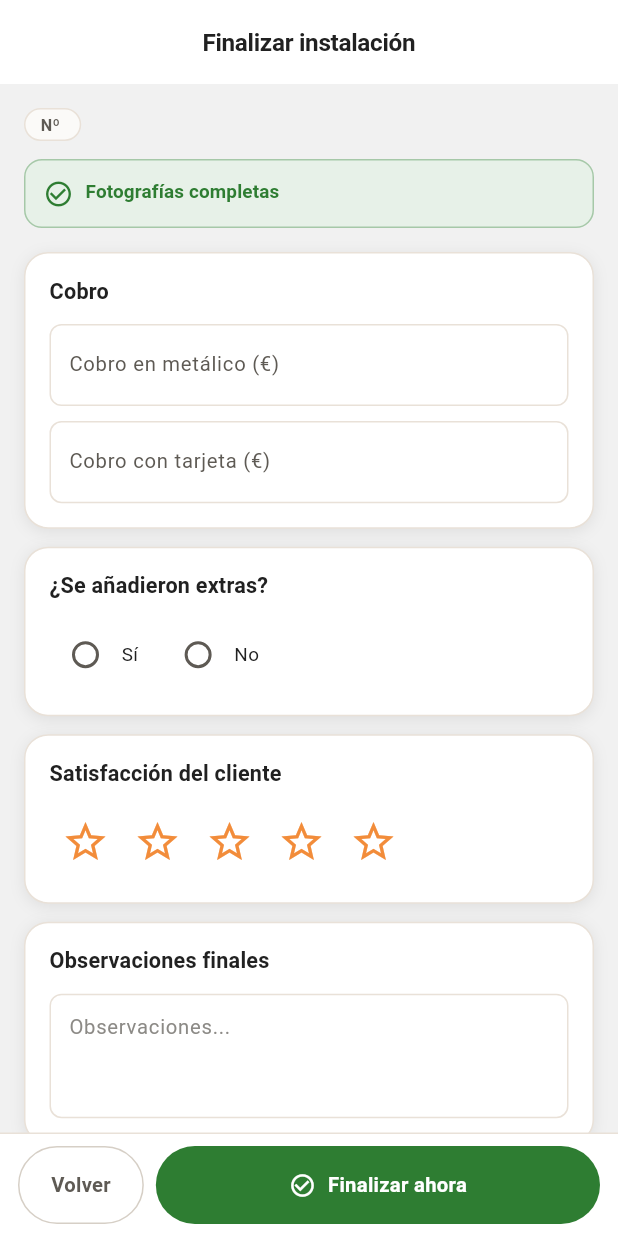
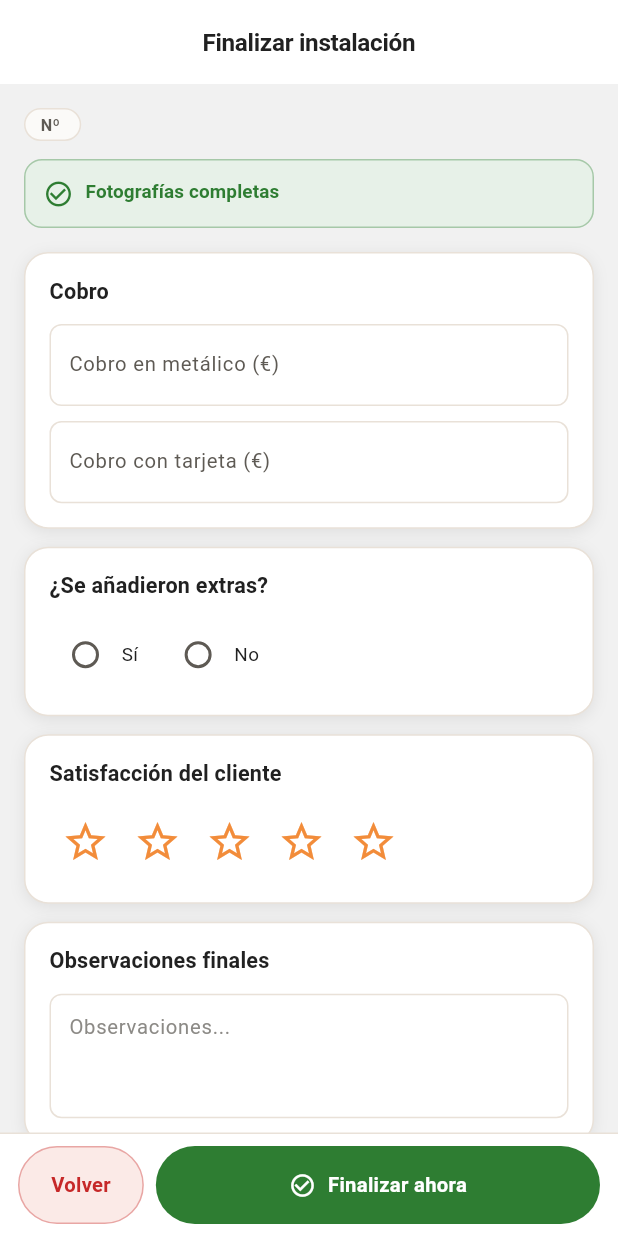
Before and after one commit to Alexrm05/Climamania, a Flutter app: the FinalizarScreen screen opened by its route, on a phone screen of 412 x 824 dp. Run offline on Flutter 3.47's test engine with Material 3 defaults, Android fonts, the phone set to English and light mode, and no system bars; our stand-ins replace dio, flutter_image_compress, geolocator, go_router, image_picker, shared_preferences and 3 more; accounts and stored records are empty; network calls fail; project files that could hold a hidden picture were left out.

Commit message:
Correcciones UI: dirección/teléfono, botón atrás, colores de botón, limpiar formulario
- Detalle de pedido: dirección y teléfono en dos líneas separadas, y limpieza
  del teléfono que el backend pegaba al final de la dirección
  ("...BarcelonaTel. 622025625").
- Shell: las 5 pestañas principales (Calendario, Adicionales, Inicio,
  Valoraciones, Web) muestran siempre el menú, sin flecha de "volver".
- Sistema de color de botones por semántica, centralizado en AppDecorations
  (greenButton / redButton / orangeButtonStyle):
  · Verde = confirmar/guardar/finalizar/aceptar/enviar/aplicar/realizar.
  · Rojo (tinte, estética de la tarjeta de Incidencias) = cancelar/volver/cerrar
    y acciones destructivas (Cancelar presupuesto). En diálogos de borrado se
    deja "Cancelar" neutro (significa "no borrar") junto al "Eliminar" rojo.
  · Naranja = buscar / cargar datos del pedido.
- Adicionales: nuevo botón "Limpiar formulario" (vacía datos del cliente,
  líneas y firma) con diálogo de confirmación.

Co-Authored-By: Claude Opus 4.8 (1M context) <noreply@anthropic.com>

```diff
--- a/ClimamaniaAppFlutter/lib/features/calendar/calendar_screen.dart
+++ b/ClimamaniaAppFlutter/lib/features/calendar/calendar_screen.dart
@@ -6,6 +6,7 @@ import '../../data/models/evento.dart';
 import '../../data/repositories/home_repository.dart';
 import '../../services/session_service.dart';
 import '../../theme/app_colors.dart';
+import '../../theme/app_decorations.dart';
 import '../../theme/app_radius.dart';
 import '../../theme/app_spacing.dart';
 import '../shell/refresh_signal.dart';
@@ -355,6 +356,7 @@ class _CalendarViewState extends State<_CalendarView> {
             ),
             TextButton(
               onPressed: () => Navigator.of(ctx).pop(),
+              style: TextButton.styleFrom(foregroundColor: AppColors.errorFg),
               child: const Text('Cancelar'),
             ),
             ElevatedButton(
@@ -365,6 +367,7 @@ class _CalendarViewState extends State<_CalendarView> {
                 c.setEstado(c.filtroEstado); // fuerza notify/redibujo
                 Navigator.of(ctx).pop();
               },
+              style: AppDecorations.greenButton,
               child: const Text('Aplicar'),
             ),
           ],
--- a/ClimamaniaAppFlutter/lib/features/calendar/widgets/event_group_dialog.dart
+++ b/ClimamaniaAppFlutter/lib/features/calendar/widgets/event_group_dialog.dart
@@ -64,6 +64,8 @@ Future<void> showEventGroupDialog(
                 alignment: Alignment.centerRight,
                 child: TextButton(
                   onPressed: () => Navigator.of(ctx).pop(),
+                  style: TextButton.styleFrom(
+                      foregroundColor: AppColors.errorFg),
                   child: const Text('Cerrar'),
                 ),
               ),
--- a/ClimamaniaAppFlutter/lib/features/incidencias/incidencia_enviar_screen.dart
+++ b/ClimamaniaAppFlutter/lib/features/incidencias/incidencia_enviar_screen.dart
@@ -8,6 +8,7 @@ import '../../core/widgets/busy_overlay.dart';
 import '../../data/repositories/incidencia_repository.dart';
 import '../../services/session_service.dart';
 import '../../theme/app_colors.dart';
+import '../../theme/app_decorations.dart';
 import '../visitas/widgets/gestion_enviar_body.dart';
 
 /// Gestión de una incidencia. Réplica de IncidenciaEnviarActivity.
@@ -65,10 +66,12 @@ class _IncidenciaEnviarScreenState extends State<IncidenciaEnviarScreen> {
         actions: [
           TextButton(
               onPressed: () => Navigator.pop(ctx),
+              style: TextButton.styleFrom(
+                  foregroundColor: AppColors.errorFg),
               child: const Text('Cancelar')),
           ElevatedButton(
               onPressed: () => Navigator.pop(ctx, ctrl.text.trim()),
-              style: ElevatedButton.styleFrom(backgroundColor: AppColors.confirm),
+              style: AppDecorations.greenButton,
               child: const Text('Enviar')),
         ],
       ),
--- a/ClimamaniaAppFlutter/lib/features/install/finalizar_screen.dart
+++ b/ClimamaniaAppFlutter/lib/features/install/finalizar_screen.dart
@@ -86,10 +86,11 @@ class _FinalizarScreenState extends State<FinalizarScreen> {
         actions: [
           TextButton(
               onPressed: () => Navigator.pop(ctx, false),
+              style: TextButton.styleFrom(foregroundColor: AppColors.errorFg),
               child: const Text('Cancelar')),
           ElevatedButton(
               onPressed: () => Navigator.pop(ctx, true),
-              style: ElevatedButton.styleFrom(backgroundColor: AppColors.confirm),
+              style: AppDecorations.greenButton,
               child: const Text('Finalizar')),
         ],
       ),
@@ -201,12 +202,9 @@ class _FinalizarScreenState extends State<FinalizarScreen> {
                   height: 52,
                   child: OutlinedButton(
                     onPressed: _submitting ? null : () => context.pop(),
-                    style: OutlinedButton.styleFrom(
-                      foregroundColor: AppColors.textSecondary,
-                      side: const BorderSide(color: AppColors.borderStrong),
-                      shape: RoundedRectangleBorder(
-                          borderRadius: AppRadius.brPill),
-                      padding: const EdgeInsets.symmetric(horizontal: 22),
+                    style: AppDecorations.redButton.copyWith(
+                      padding: const WidgetStatePropertyAll(
+                          EdgeInsets.symmetric(horizontal: 22)),
                     ),
                     child: const Text('Volver'),
                   ),
@@ -217,10 +215,7 @@ class _FinalizarScreenState extends State<FinalizarScreen> {
                     height: 52,
                     child: ElevatedButton.icon(
                       onPressed: _submitting ? null : _finalizar,
-                      style: ElevatedButton.styleFrom(
-                          backgroundColor: AppColors.confirm,
-                          shape: RoundedRectangleBorder(
-                              borderRadius: AppRadius.brPill)),
+                      style: AppDecorations.greenButton,
                       icon: _submitting
                           ? const SizedBox(
                               width: 18,
--- a/ClimamaniaAppFlutter/lib/features/valoraciones/valoraciones_screen.dart
+++ b/ClimamaniaAppFlutter/lib/features/valoraciones/valoraciones_screen.dart
@@ -121,8 +121,7 @@ class ValoracionesScreen extends StatelessWidget {
             height: 52,
             child: OutlinedButton(
               onPressed: () => context.go('/home'),
-              style: OutlinedButton.styleFrom(
-                  shape: RoundedRectangleBorder(borderRadius: AppRadius.brPill)),
+              style: AppDecorations.redButton,
               child: const Text('Volver al inicio'),
             ),
           ),
--- a/ClimamaniaAppFlutter/lib/features/visitas/visita_enviar_screen.dart
+++ b/ClimamaniaAppFlutter/lib/features/visitas/visita_enviar_screen.dart
@@ -8,6 +8,7 @@ import '../../core/widgets/busy_overlay.dart';
 import '../../data/repositories/visita_repository.dart';
 import '../../services/session_service.dart';
 import '../../theme/app_colors.dart';
+import '../../theme/app_decorations.dart';
 import 'widgets/gestion_enviar_body.dart';
 
 /// Gestión de una visita: comentarios, fotos/vídeo, prioridad, finalizar/cancelar.
@@ -66,10 +67,12 @@ class _VisitaEnviarScreenState extends State<VisitaEnviarScreen> {
         actions: [
           TextButton(
               onPressed: () => Navigator.pop(ctx),
+              style: TextButton.styleFrom(
+                  foregroundColor: AppColors.errorFg),
               child: const Text('Cancelar')),
           ElevatedButton(
               onPressed: () => Navigator.pop(ctx, ctrl.text.trim()),
-              style: ElevatedButton.styleFrom(backgroundColor: AppColors.confirm),
+              style: AppDecorations.greenButton,
               child: const Text('Enviar')),
         ],
       ),
--- a/ClimamaniaAppFlutter/lib/theme/app_decorations.dart
+++ b/ClimamaniaAppFlutter/lib/theme/app_decorations.dart
@@ -57,6 +57,32 @@ class AppDecorations {
       contentPadding: contentPadding,
     );
   }
+
+  // --- Estilos de botón por semántica (verde=confirmar, rojo=cancelar/volver,
+  //     naranja=buscar/cargar). Píldora, para reusar en toda la app. ---
+
+  /// Confirmar / continuar / guardar / finalizar / aceptar (verde sólido).
+  static final ButtonStyle greenButton = ElevatedButton.styleFrom(
+    backgroundColor: AppColors.confirm,
+    foregroundColor: AppColors.white,
+    shape: RoundedRectangleBorder(borderRadius: AppRadius.brPill),
+  );
+
+  /// Cancelar / volver atrás (rojo con tinte, estética de la tarjeta de
+  /// Incidencias de la home). Se usa con [OutlinedButton].
+  static final ButtonStyle redButton = OutlinedButton.styleFrom(
+    backgroundColor: AppColors.errorTint,
+    foregroundColor: AppColors.errorFg,
+    side: BorderSide(color: AppColors.errorFg.withValues(alpha: 0.35)),
+    shape: RoundedRectangleBorder(borderRadius: AppRadius.brPill),
+  );
+
+  /// Buscar / cargar datos (naranja de marca, sólido).
+  static final ButtonStyle orangeButtonStyle = ElevatedButton.styleFrom(
+    backgroundColor: AppColors.primary,
+    foregroundColor: AppColors.white,
+    shape: RoundedRectangleBorder(borderRadius: AppRadius.brPill),
+  );
 
   /// Hero: fondo plano cálido (sin degradado), radio lg, borde sutil.
   static BoxDecoration detailHero = BoxDecoration(
```
Also changed, not shown: ClimamaniaAppFlutter/lib/features/adicionales/adicionales_screen.dart (+52 -3 lines), ClimamaniaAppFlutter/lib/features/adicionales/presupuesto_detalle_screen.dart (+6 -12 lines), ClimamaniaAppFlutter/lib/features/install/install_screen.dart (+5 -9 lines), ClimamaniaAppFlutter/lib/features/pedido/pedido_controller.dart (+9 -2 lines), ClimamaniaAppFlutter/lib/features/pedido/pedido_detail_screen.dart (+50 -41 lines), ClimamaniaAppFlutter/lib/features/shell/app_shell.dart (+5 -4 lines), ClimamaniaAppFlutter/lib/features/video/video_player_screen.dart (+2 -6 lines).
